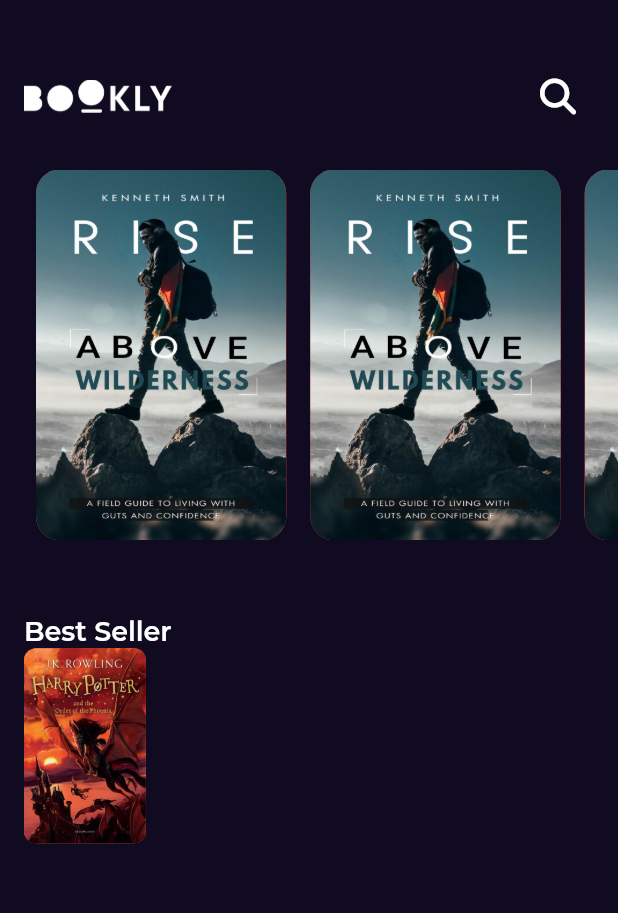
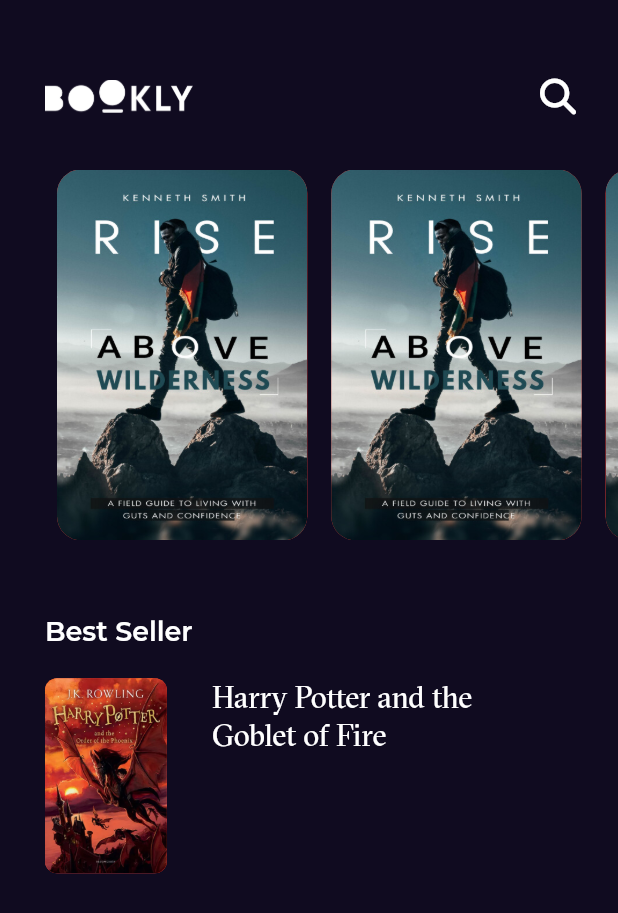
Before and after one commit to tarek-binselm/bookly_app, a Flutter app: the screen it shows after launch, on a phone screen of 412 x 824 dp. Shown: the top 913 px of the screen. Run offline on Flutter 3.47's test engine with Material 2 defaults, Android fonts, the light colour scheme and no system bars; our stand-ins replace font_awesome_flutter, get, google_fonts.

Commit message:
best seller item part 2

```diff
--- a/lib/features/Home/presentation/views/widgets/home_view_body.dart
+++ b/lib/features/Home/presentation/views/widgets/home_view_body.dart
@@ -10,7 +10,7 @@
   @override
   Widget build(BuildContext context) {
     return const Padding(
-      padding: EdgeInsets.only(left: 16),
+      padding: EdgeInsets.only(left: 30),
       child: Column(
         crossAxisAlignment: CrossAxisAlignment.start,
         children: [
@@ -22,6 +22,9 @@
           Text(
             'Best Seller',
             style: Styles.textStyle18,
+          ),
+          SizedBox(
+            height: 20,
           ),
           BestSellerListViewItem(),
         ],
@@ -52,8 +55,21 @@
               ),
             ),
           ),
-          const Column(
-            children: [],
+          const SizedBox(
+            width: 30,
+          ),
+          Column(
+            children: [
+              SizedBox(
+                width: MediaQuery.sizeOf(context).width * .5,
+                child: const Text(
+                  'Harry Potter and the Goblet of Fire',
+                  maxLines: 2,
+                  overflow: TextOverflow.ellipsis,
+                  style: Styles.textStyle20,
+                ),
+              )
+            ],
           ),
         ],
       ),
```
Also changed, not shown: pubspec.yaml (+4 -4 lines).
